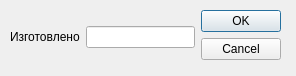
Old version of the form ceh_plus_ui.ui in the repository Korguv/Poliur.
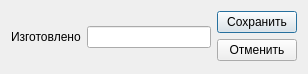
New version of the form.

The edit to the form file:
```diff
--- a/ceh_plus_ui.ui
+++ b/ceh_plus_ui.ui
@@ -6,21 +6,12 @@
    <rect>
     <x>0</x>
     <y>0</y>
-    <width>296</width>
-    <height>76</height>
+    <width>308</width>
+    <height>74</height>
    </rect>
   </property>
   <property name="windowTitle">
-   <string>Dialog</string>
-  </property>
-  <widget class="QWidget" name="layoutWidget">
-   <property name="geometry">
-    <rect>
-     <x>10</x>
-     <y>10</y>
-     <width>271</width>
-     <height>54</height>
-    </rect>
+   <string>Запись</string>
    </property>
    <layout class="QHBoxLayout" name="horizontalLayout_2">
     <item>
@@ -38,17 +29,24 @@
      </layout>
     </item>
     <item>
-     <widget class="QDialogButtonBox" name="buttonBox">
-      <property name="orientation">
-       <enum>Qt::Vertical</enum>
-      </property>
-      <property name="standardButtons">
-       <set>QDialogButtonBox::Cancel|QDialogButtonBox::Ok</set>
+    <layout class="QVBoxLayout" name="layout_button">
+     <item>
+      <widget class="QPushButton" name="pushbutton_ok">
+       <property name="text">
+        <string>Сохранить</string>
+       </property>
+      </widget>
+     </item>
+     <item>
+      <widget class="QPushButton" name="pushbutton_cancel">
+       <property name="text">
+        <string>Отменить</string>
       </property>
      </widget>
     </item>
    </layout>
-  </widget>
+   </item>
+  </layout>
  </widget>
  <resources/>
  <connections>
```
Left out of the diff: 39 changed lines with no effect on the pictures. Lines whose indentation alone changed are shown as unchanged.
